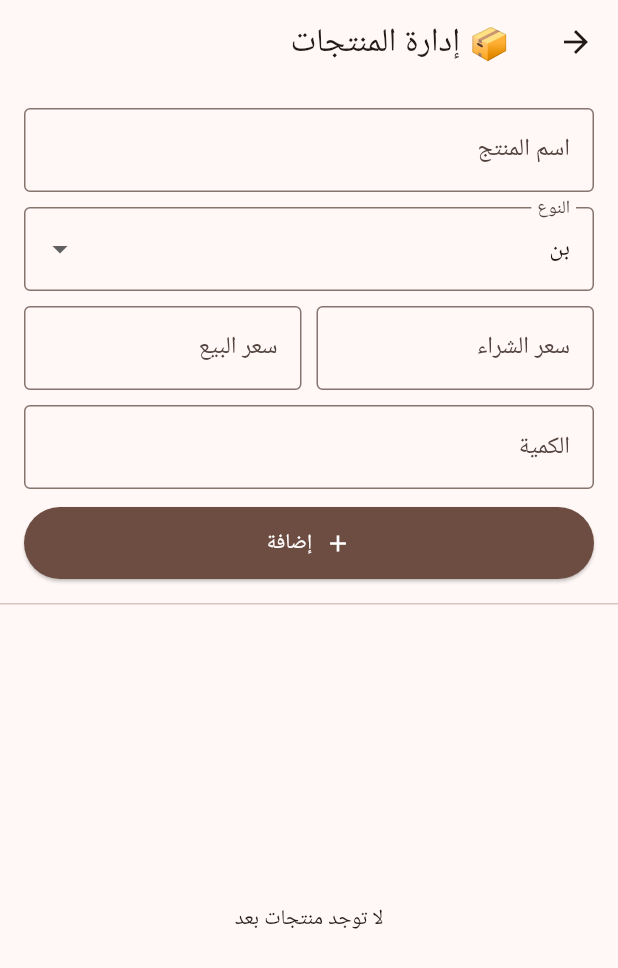
After one commit to ahmedsameh20/AL-WALEED-flutter, a Flutter app: the OwnerDashboard screen opened directly, after a tap on "📦 المنتجات", on a phone screen of 412 x 824 dp. The commit adds this screen. Shown: the top 968 px of the screen. Run offline on Flutter 3.47's test engine with Material 3 defaults, Android fonts, the phone set to English and light mode, and no system bars; our stand-ins replace sqflite; accounts and stored records are empty.

Commit message:
Add products management screen
Ports ProductsPanel/ProductDAO from the JavaFX app: add/edit/delete
products with computed cost, remaining, and sold values. Mobile card
list replaces the desktop TableView. Reachable from the owner
dashboard only, matching the original sidebar (sellers don't manage
products).

```diff
--- /dev/null
+++ b/lib/db/product_dao.dart
@@ -0,0 +1,58 @@
+import '../models/product.dart';
+import 'db_helper.dart';
+
+class ProductDAO {
+  static Future<int> insert({
+    required String name,
+    required String type,
+    required double buyPrice,
+    required double sellPrice,
+    required double quantity,
+  }) async {
+    final db = await DBHelper.instance.database;
+    return db.insert('products', {
+      'name': name,
+      'type': type,
+      'buy_price': buyPrice,
+      'sell_price': sellPrice,
+      'quantity': quantity,
+      'initial_quantity': quantity,
+    });
+  }
+
+  static Future<List<Product>> getAll() async {
+    final db = await DBHelper.instance.database;
+    final rows = await db.query('products', orderBy: 'id DESC');
+    return rows.map(Product.fromMap).toList();
+  }
+
+  static Future<void> update({
+    required int id,
+    required String name,
+    required String type,
+    required double buyPrice,
+    required double sellPrice,
+    required double initialQuantity,
+    required double quantity,
+  }) async {
+    final db = await DBHelper.instance.database;
+    await db.update(
+      'products',
+      {
+        'name': name,
+        'type': type,
+        'buy_price': buyPrice,
+        'sell_price': sellPrice,
+        'initial_quantity': initialQuantity,
+        'quantity': quantity,
+      },
+      where: 'id = ?',
+      whereArgs: [id],
+    );
+  }
+
+  static Future<void> delete(int id) async {
+    final db = await DBHelper.instance.database;
+    await db.delete('products', where: 'id = ?', whereArgs: [id]);
+  }
+}
--- /dev/null
+++ b/lib/models/product.dart
@@ -0,0 +1,37 @@
+class Product {
+  final int id;
+  final String name;
+  final String type;
+  final double buyPrice;
+  final double sellPrice;
+  final double quantity;
+  final double initialQuantity;
+
+  const Product({
+    required this.id,
+    required this.name,
+    required this.type,
+    required this.buyPrice,
+    required this.sellPrice,
+    required this.quantity,
+    required this.initialQuantity,
+  });
+
+  bool get isCups => type == 'أكواب';
+
+  double get costValue => initialQuantity * buyPrice;
+  double get remainingValue => quantity * buyPrice;
+  double get soldValue => (initialQuantity - quantity) * buyPrice;
+
+  factory Product.fromMap(Map<String, Object?> map) {
+    return Product(
+      id: map['id'] as int,
+      name: map['name'] as String,
+      type: map['type'] as String? ?? '',
+      buyPrice: (map['buy_price'] as num).toDouble(),
+      sellPrice: (map['sell_price'] as num).toDouble(),
+      quantity: (map['quantity'] as num?)?.toDouble() ?? 0,
+      initialQuantity: (map['initial_quantity'] as num?)?.toDouble() ?? 0,
+    );
+  }
+}
--- a/lib/screens/owner_dashboard.dart
+++ b/lib/screens/owner_dashboard.dart
@@ -2,6 +2,7 @@ import 'package:flutter/material.dart';
 
 import '../utils/app_session.dart';
 import 'login_screen.dart';
+import 'products_screen.dart';
 
 class OwnerDashboard extends StatelessWidget {
   const OwnerDashboard({super.key});
@@ -23,11 +24,32 @@ class OwnerDashboard extends StatelessWidget {
           ),
         ],
       ),
-      body: Center(
-        child: Text(
-          'أهلاً ${AppSession.instance.currentEmployeeName} (مدير)\nقيد الإنشاء...',
-          textAlign: TextAlign.center,
-          style: const TextStyle(fontSize: 20),
+      body: Padding(
+        padding: const EdgeInsets.all(20),
+        child: Column(
+          crossAxisAlignment: CrossAxisAlignment.stretch,
+          children: [
+            Text(
+              'أهلاً ${AppSession.instance.currentEmployeeName} (مدير)',
+              textAlign: TextAlign.center,
+              style: const TextStyle(fontSize: 20),
+            ),
+            const SizedBox(height: 24),
+            ElevatedButton.icon(
+              style: ElevatedButton.styleFrom(
+                backgroundColor: const Color(0xFF6D4C41),
+                foregroundColor: Colors.white,
+                padding: const EdgeInsets.symmetric(vertical: 14),
+              ),
+              onPressed: () {
+                Navigator.of(context).push(
+                  MaterialPageRoute(builder: (_) => const ProductsScreen()),
+                );
+              },
+              icon: const Icon(Icons.inventory_2),
+              label: const Text('📦 المنتجات'),
+            ),
+          ],
         ),
       ),
     );
--- /dev/null
+++ b/lib/screens/products_screen.dart
@@ -0,0 +1,368 @@
+import 'package:flutter/material.dart';
+
+import '../db/product_dao.dart';
+import '../models/product.dart';
+
+class ProductsScreen extends StatefulWidget {
+  const ProductsScreen({super.key});
+
+  @override
+  State<ProductsScreen> createState() => _ProductsScreenState();
+}
+
+class _ProductsScreenState extends State<ProductsScreen> {
+  final _nameController = TextEditingController();
+  final _buyPriceController = TextEditingController();
+  final _sellPriceController = TextEditingController();
+  final _quantityController = TextEditingController();
+
+  String _type = 'بن';
+  late Future<List<Product>> _productsFuture;
+
+  bool get _isCups => _type == 'أكواب';
+
+  @override
+  void initState() {
+    super.initState();
+    _productsFuture = ProductDAO.getAll();
+  }
+
+  @override
+  void dispose() {
+    _nameController.dispose();
+    _buyPriceController.dispose();
+    _sellPriceController.dispose();
+    _quantityController.dispose();
+    super.dispose();
+  }
+
+  void _refresh() {
+    setState(() => _productsFuture = ProductDAO.getAll());
+  }
+
+  void _showMessage(String message) {
+    ScaffoldMessenger.of(context).showSnackBar(SnackBar(content: Text(message)));
+  }
+
+  Future<void> _addProduct() async {
+    final name = _nameController.text.trim();
+    final buyPrice = double.tryParse(_buyPriceController.text.trim());
+    final sellPrice = double.tryParse(_sellPriceController.text.trim());
+    final quantity = _isCups ? 0.0 : double.tryParse(_quantityController.text.trim());
+
+    if (name.isEmpty || buyPrice == null || sellPrice == null || quantity == null) {
+      _showMessage('❌ تأكد من إدخال كل الحقول بشكل صحيح.');
+      return;
+    }
+
+    await ProductDAO.insert(
+      name: name,
+      type: _type,
+      buyPrice: buyPrice,
+      sellPrice: sellPrice,
+      quantity: quantity,
+    );
+
+    _nameController.clear();
+    _buyPriceController.clear();
+    _sellPriceController.clear();
+    _quantityController.clear();
+    _showMessage('✔ تم إضافة المنتج');
+    _refresh();
+  }
+
+  Future<void> _deleteProduct(Product product) async {
+    await ProductDAO.delete(product.id);
+    _showMessage('✔ تم حذف المنتج');
+    _refresh();
+  }
+
+  Future<void> _editProduct(Product product) async {
+    final nameController = TextEditingController(text: product.name);
+    final buyController = TextEditingController(text: product.buyPrice.toString());
+    final sellController = TextEditingController(text: product.sellPrice.toString());
+    final initQtyController = TextEditingController(text: product.initialQuantity.toString());
+    final qtyController = TextEditingController(text: product.quantity.toString());
+    String type = product.type;
+
+    await showModalBottomSheet(
+      context: context,
+      isScrollControlled: true,
+      builder: (sheetContext) {
+        return StatefulBuilder(
+          builder: (sheetContext, setSheetState) {
+            final isCups = type == 'أكواب';
+            return Padding(
+              padding: EdgeInsets.only(
+                left: 20,
+                right: 20,
+                top: 20,
+                bottom: MediaQuery.of(sheetContext).viewInsets.bottom + 20,
+              ),
+              child: Column(
+                mainAxisSize: MainAxisSize.min,
+                children: [
+                  Text('تعديل المنتج', style: Theme.of(sheetContext).textTheme.titleLarge),
+                  const SizedBox(height: 16),
+                  TextField(
+                    controller: nameController,
+                    decoration: const InputDecoration(labelText: 'الاسم', border: OutlineInputBorder()),
+                  ),
+                  const SizedBox(height: 10),
+                  DropdownButtonFormField<String>(
+                    value: type,
+                    decoration: const InputDecoration(labelText: 'النوع', border: OutlineInputBorder()),
+                    items: const [
+                      DropdownMenuItem(value: 'بن', child: Text('بن')),
+                      DropdownMenuItem(value: 'أكواب', child: Text('أكواب')),
+                    ],
+                    onChanged: (value) => setSheetState(() => type = value ?? type),
+                  ),
+                  const SizedBox(height: 10),
+                  TextField(
+                    controller: buyController,
+                    keyboardType: const TextInputType.numberWithOptions(decimal: true),
+                    decoration: const InputDecoration(labelText: 'سعر الشراء', border: OutlineInputBorder()),
+                  ),
+                  const SizedBox(height: 10),
+                  TextField(
+                    controller: sellController,
+                    keyboardType: const TextInputType.numberWithOptions(decimal: true),
+                    decoration: const InputDecoration(labelText: 'سعر البيع', border: OutlineInputBorder()),
+                  ),
+                  const SizedBox(height: 10),
+                  TextField(
+                    controller: initQtyController,
+                    enabled: !isCups,
+                    keyboardType: const TextInputType.numberWithOptions(decimal: true),
+                    decoration: const InputDecoration(labelText: 'الكمية الأصلية', border: OutlineInputBorder()),
+                  ),
+                  const SizedBox(height: 10),
+                  TextField(
+                    controller: qtyController,
+                    enabled: !isCups,
+                    keyboardType: const TextInputType.numberWithOptions(decimal: true),
+                    decoration: const InputDecoration(labelText: 'الكمية المتبقية', border: OutlineInputBorder()),
+                  ),
+                  const SizedBox(height: 20),
+                  SizedBox(
+                    width: double.infinity,
+                    child: ElevatedButton(
+                      style: ElevatedButton.styleFrom(
+                        backgroundColor: const Color(0xFF6D4C41),
+                        foregroundColor: Colors.white,
+                      ),
+                      onPressed: () async {
+                        final buyPrice = double.tryParse(buyController.text.trim());
+                        final sellPrice = double.tryParse(sellController.text.trim());
+                        final initQty = isCups ? 0.0 : double.tryParse(initQtyController.text.trim());
+                        final qty = isCups ? 0.0 : double.tryParse(qtyController.text.trim());
+                        final name = nameController.text.trim();
+
+                        if (name.isEmpty || buyPrice == null || sellPrice == null || initQty == null || qty == null) {
+                          _showMessage('❌ خطأ أثناء التعديل: تأكد من الحقول');
+                          return;
+                        }
+
+                        await ProductDAO.update(
+                          id: product.id,
+                          name: name,
+                          type: type,
+                          buyPrice: buyPrice,
+                          sellPrice: sellPrice,
+                          initialQuantity: initQty,
+                          quantity: qty,
+                        );
+
+                        if (sheetContext.mounted) Navigator.of(sheetContext).pop();
+                        _refresh();
+                      },
+                      child: const Text('حفظ'),
+                    ),
+                  ),
+                ],
+              ),
+            );
+          },
+        );
+      },
+    );
+  }
+
+  Future<void> _confirmDelete(Product product) async {
+    final confirmed = await showDialog<bool>(
+      context: context,
+      builder: (dialogContext) => AlertDialog(
+        title: const Text('تأكيد الحذف'),
+        content: Text('هل تريد حذف "${product.name}"؟'),
+        actions: [
+          TextButton(
+            onPressed: () => Navigator.of(dialogContext).pop(false),
+            child: const Text('إلغاء'),
+          ),
+          TextButton(
+            onPressed: () => Navigator.of(dialogContext).pop(true),
+            child: const Text('حذف', style: TextStyle(color: Colors.red)),
+          ),
+        ],
+      ),
+    );
+
+    if (confirmed == true) {
+      await _deleteProduct(product);
+    }
+  }
+
+  String _fmt(double value) => value == 0 ? '-' : value.toStringAsFixed(2);
+
+  @override
+  Widget build(BuildContext context) {
+    return Scaffold(
+      appBar: AppBar(title: const Text('📦 إدارة المنتجات')),
+      body: Column(
+        children: [
+          Padding(
+            padding: const EdgeInsets.all(16),
+            child: Column(
+              children: [
+                TextField(
+                  controller: _nameController,
+                  decoration: const InputDecoration(labelText: 'اسم المنتج', border: OutlineInputBorder()),
+                ),
+                const SizedBox(height: 10),
+                DropdownButtonFormField<String>(
+                  value: _type,
+                  decoration: const InputDecoration(labelText: 'النوع', border: OutlineInputBorder()),
+                  items: const [
+                    DropdownMenuItem(value: 'بن', child: Text('بن')),
+                    DropdownMenuItem(value: 'أكواب', child: Text('أكواب')),
+                  ],
+                  onChanged: (value) {
+                    setState(() {
+                      _type = value ?? _type;
+                      if (_isCups) _quantityController.clear();
+                    });
+                  },
+                ),
+                const SizedBox(height: 10),
+                Row(
+                  children: [
+                    Expanded(
+                      child: TextField(
+                        controller: _buyPriceController,
+                        keyboardType: const TextInputType.numberWithOptions(decimal: true),
+                        decoration: const InputDecoration(labelText: 'سعر الشراء', border: OutlineInputBorder()),
+                      ),
+                    ),
+                    const SizedBox(width: 10),
+                    Expanded(
+                      child: TextField(
+                        controller: _sellPriceController,
+                        keyboardType: const TextInputType.numberWithOptions(decimal: true),
+                        decoration: const InputDecoration(labelText: 'سعر البيع', border: OutlineInputBorder()),
+                      ),
+                    ),
+                  ],
+                ),
+                const SizedBox(height: 10),
+                TextField(
+                  controller: _quantityController,
+                  enabled: !_isCups,
+                  keyboardType: const TextInputType.numberWithOptions(decimal: true),
+                  decoration: const InputDecoration(labelText: 'الكمية', border: OutlineInputBorder()),
+                ),
+                const SizedBox(height: 12),
+                SizedBox(
+                  width: double.infinity,
+                  child: ElevatedButton.icon(
+                    style: ElevatedButton.styleFrom(
+                      backgroundColor: const Color(0xFF6D4C41),
+                      foregroundColor: Colors.white,
+                      padding: const EdgeInsets.symmetric(vertical: 14),
+                    ),
+                    onPressed: _addProduct,
+                    icon: const Icon(Icons.add),
+                    label: const Text('إضافة'),
+                  ),
+                ),
+              ],
+            ),
+          ),
+          const Divider(height: 1),
+          Expanded(
+            child: FutureBuilder<List<Product>>(
+              future: _productsFuture,
+              builder: (context, snapshot) {
+                if (snapshot.connectionState != ConnectionState.done) {
+                  return const Center(child: CircularProgressIndicator());
+                }
+                final products = snapshot.data ?? [];
+                if (products.isEmpty) {
+                  return const Center(child: Text('لا توجد منتجات بعد'));
+                }
+                return ListView.builder(
+                  padding: const EdgeInsets.all(12),
+                  itemCount: products.length,
+                  itemBuilder: (context, index) {
+                    final product = products[index];
+                    return Card(
+                      margin: const EdgeInsets.only(bottom: 10),
+                      child: Padding(
+                        padding: const EdgeInsets.all(12),
+                        child: Column(
+                          crossAxisAlignment: CrossAxisAlignment.start,
+                          children: [
+                            Row(
+                              children: [
+                                Expanded(
+                                  child: Text(
+                                    product.name,
+                                    style: const TextStyle(fontSize: 16, fontWeight: FontWeight.bold),
+                                  ),
+                                ),
+                                Chip(label: Text(product.type)),
+                              ],
+                            ),
+                            const SizedBox(height: 8),
+                            Wrap(
+                              spacing: 16,
+                              runSpacing: 4,
+                              children: [
+                                Text('شراء: ${_fmt(product.buyPrice)}'),
+                                Text('بيع: ${_fmt(product.sellPrice)}'),
+                                if (!product.isCups) ...[
+                                  Text('متبقي: ${_fmt(product.quantity)}'),
+                                  Text('أصلي: ${_fmt(product.initialQuantity)}'),
+                                  Text('تكلفة: ${_fmt(product.costValue)}'),
+                                  Text('قيمة متبقية: ${_fmt(product.remainingValue)}'),
+                                  Text('قيمة مباعة: ${_fmt(product.soldValue)}'),
+                                ],
+                              ],
+                            ),
+                            Row(
+                              mainAxisAlignment: MainAxisAlignment.end,
+                              children: [
+                                IconButton(
+                                  icon: const Icon(Icons.edit, color: Color(0xFF6D4C41)),
+                                  onPressed: () => _editProduct(product),
+                                ),
+                                IconButton(
+                                  icon: const Icon(Icons.delete, color: Colors.red),
+                                  onPressed: () => _confirmDelete(product),
+                                ),
+                              ],
+                            ),
+                          ],
+                        ),
+                      ),
+                    );
+                  },
+                );
+              },
+            ),
+          ),
+        ],
+      ),
+    );
+  }
+}
```
